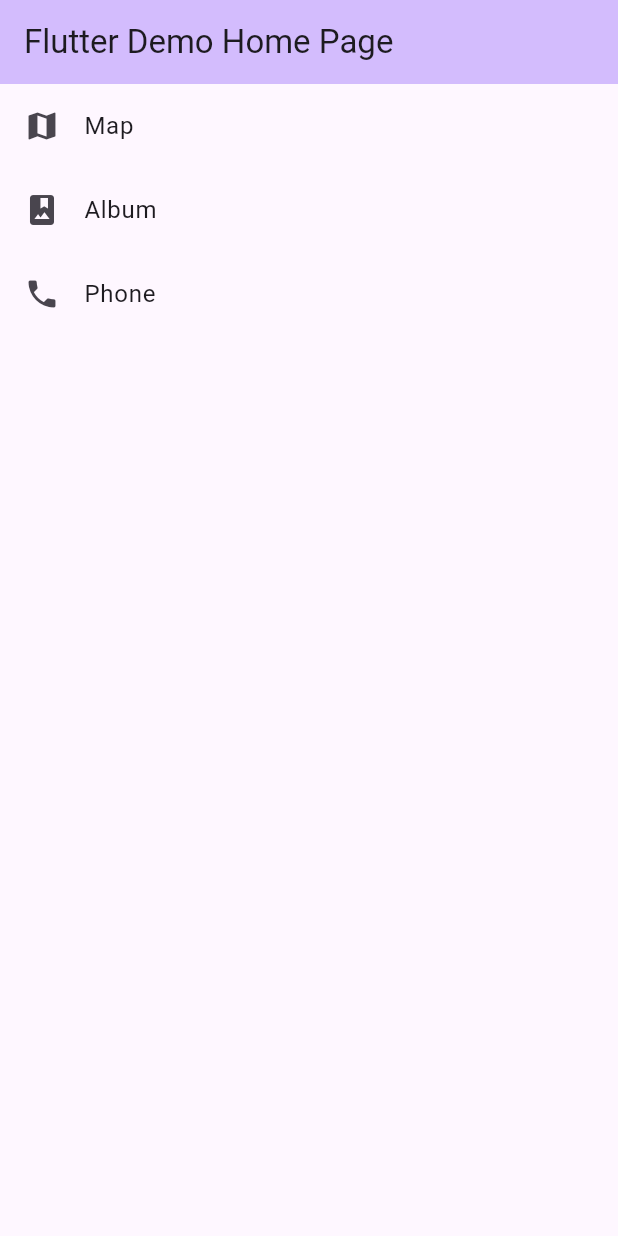
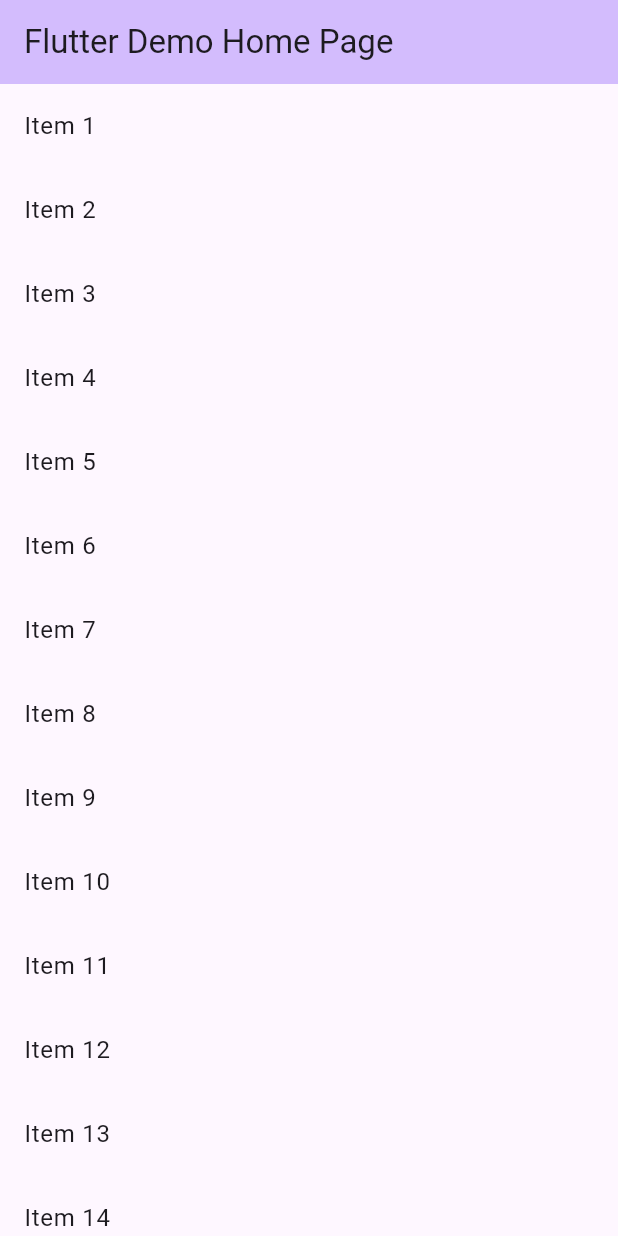
Before and after one commit to manelk/flutter_widgets, a Flutter app: the screen it shows after launch, on a phone screen of 412 x 824 dp. Run offline on Flutter 3.47's test engine with Material 2 defaults, Android fonts, the phone set to English and light mode, and no system bars.

Commit message:
ListViewExample4: Implement swipe to dismiss

```diff
--- /dev/null
+++ b/lib/list_view_example4.dart
@@ -0,0 +1,44 @@
+import 'package:flutter/material.dart';
+
+class ListViewExample4 extends StatefulWidget {
+  const ListViewExample4({Key? key}) : super(key: key);
+
+  @override
+  State<ListViewExample4> createState() => _ListViewExample4State();
+}
+
+class _ListViewExample4State extends State<ListViewExample4> {
+  final items = List<String>.generate(20, (i) => 'Item ${i + 1}');
+
+  @override
+  Widget build(BuildContext context) {
+    return ListView.builder(
+      itemCount: items.length,
+      itemBuilder: (context, index) {
+        final item = items[index];
+        return Dismissible(
+          // Each Dismissible must contain a Key. Keys allow Flutter to
+          // uniquely identify widgets.
+          key: Key(item),
+          // Provide a function that tells the app
+          // what to do after an item has been swiped away.
+          onDismissed: (direction) {
+            // Remove the item from the data source.
+            setState(() {
+              items.removeAt(index);
+            });
+
+            // Then show a snackbar.
+            ScaffoldMessenger.of(context)
+                .showSnackBar(SnackBar(content: Text('$item dismissed')));
+          },
+          // Show a red background as the item is swiped away.
+          background: Container(color: Colors.red),
+          child: ListTile(
+            title: Text(item),
+          ),
+        );
+      },
+    );
+  }
+}
--- a/lib/main.dart
+++ b/lib/main.dart
@@ -3,6 +3,7 @@ import 'package:flutter/material.dart';
 import 'list_view_example1.dart';
 import 'list_view_example2.dart';
 import 'list_view_example3.dart';
+import 'list_view_example4.dart';
 
 void main() {
   runApp(const MyApp());
@@ -47,7 +48,7 @@ class _MyHomePageState extends State<MyHomePage> {
       ),
 
       /// body: the primary content of the scaffold, here we used a container widget
-      body: const ListViewExample3(),
+      body: const ListViewExample4(),
     );
   }
 }
```
